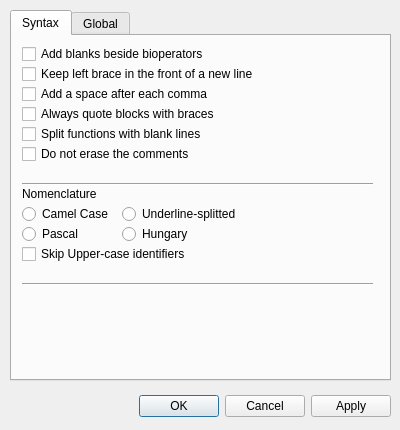
Qt form src/dialog/settingdialog.ui (takashiro/CWizard) before a commit.
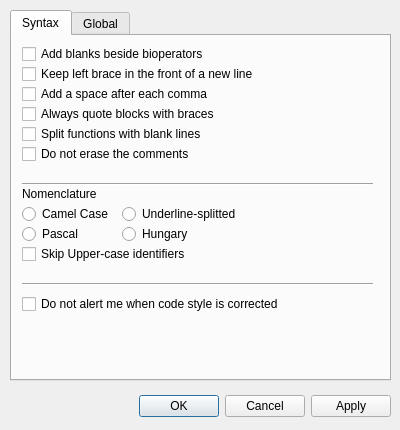
The same form after that commit.

Commit message: Add silent mode

The edit to the form file:
```diff
--- a/src/dialog/settingdialog.ui
+++ b/src/dialog/settingdialog.ui
@@ -245,6 +245,19 @@
       <string>Skip Upper-case identifiers</string>
      </property>
     </widget>
+    <widget class="QCheckBox" name="silentMode">
+     <property name="geometry">
+      <rect>
+       <x>10</x>
+       <y>260</y>
+       <width>301</width>
+       <height>16</height>
+      </rect>
+     </property>
+     <property name="text">
+      <string>Do not alert me when code style is corrected</string>
+     </property>
+    </widget>
    </widget>
    <widget class="QWidget" name="global">
     <attribute name="title">
```
The commit also changes 1 other file.
